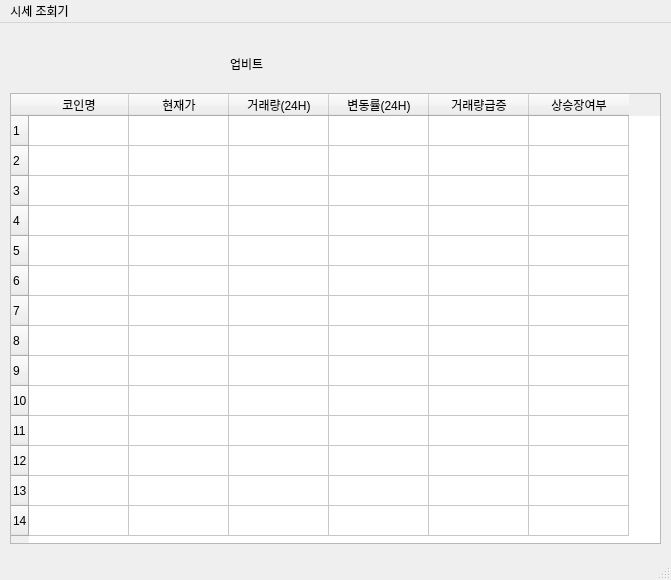
Qt form view3.ui (kimyoon-young/auto-trading-basic) before a commit.
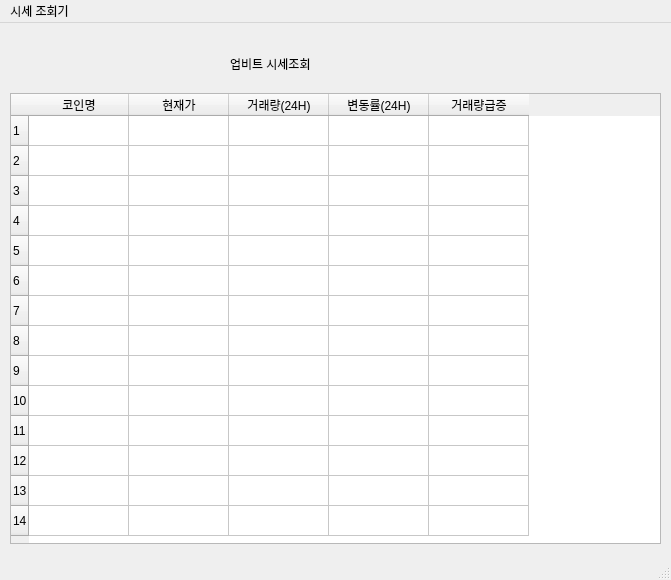
The same form after that commit.

```diff
--- a/view3.ui
+++ b/view3.ui
@@ -125,11 +125,6 @@
       <string>거래량급증</string>
      </property>
     </column>
-    <column>
-     <property name="text">
-      <string>상승장여부</string>
-     </property>
-    </column>
    </widget>
    <widget class="QLabel" name="label">
     <property name="geometry">
@@ -141,7 +136,7 @@
      </rect>
     </property>
     <property name="text">
-     <string>업비트</string>
+     <string>업비트 시세조회</string>
     </property>
    </widget>
   </widget>
```
